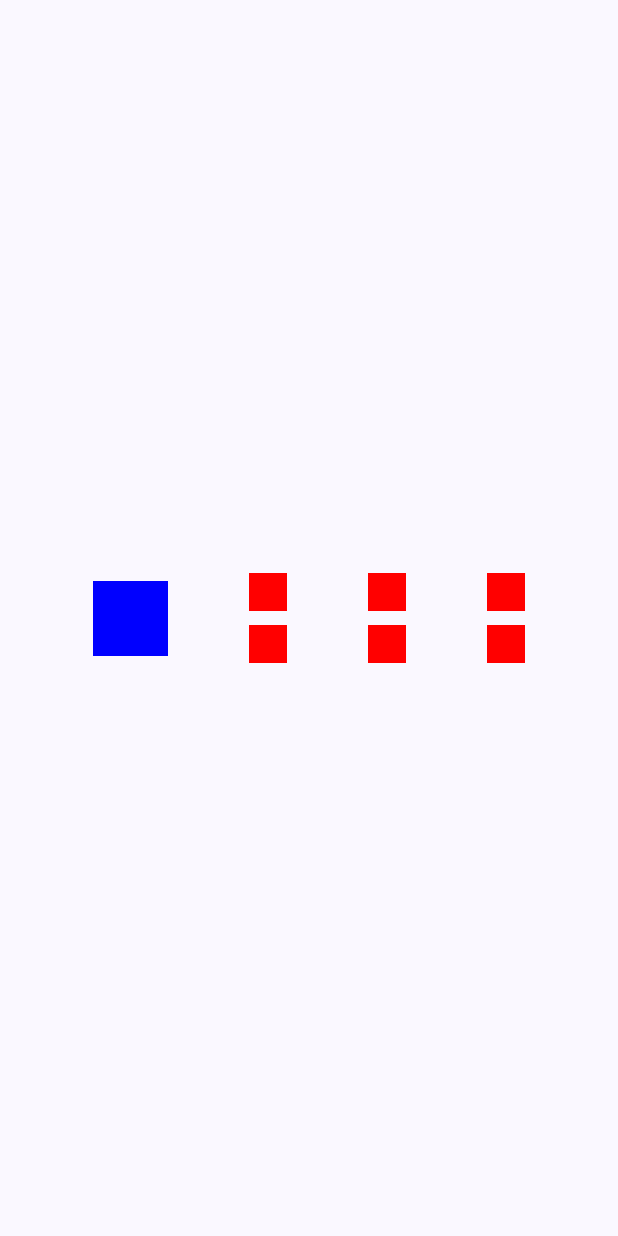
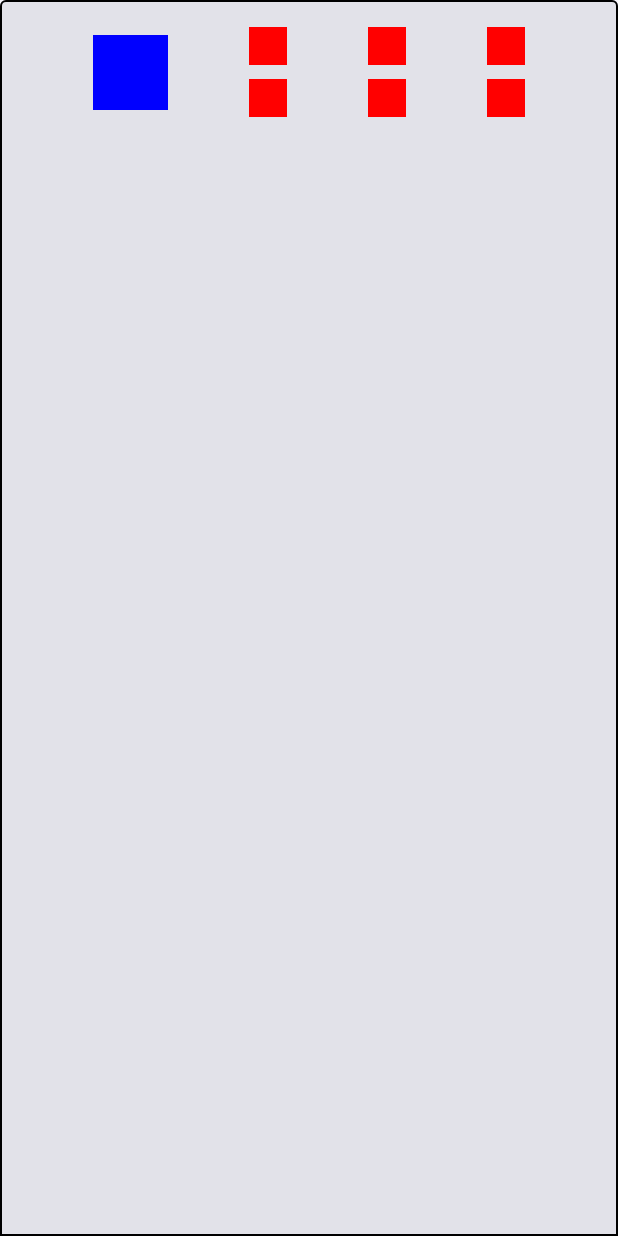
Before and after one commit to 1beattrue/InstagramCardCompose, an Android app built with Jetpack Compose: the screen it shows after launch (MainActivity), on a phone screen of 412 x 824 dp. Run offline under Robolectric (Android 15) with nearby library versions, the phone set to English and light mode, and no system bars.

Commit message:
Card - аналог CardView

```diff
--- a/app/src/main/java/edu/mirea/onebeattrue/instagramcardcompose/ui/theme/InstagramProfileCard.kt
+++ b/app/src/main/java/edu/mirea/onebeattrue/instagramcardcompose/ui/theme/InstagramProfileCard.kt
@@ -1,6 +1,8 @@
 package edu.mirea.onebeattrue.instagramcardcompose.ui.theme
 
+import androidx.compose.foundation.BorderStroke
 import androidx.compose.foundation.background
+import androidx.compose.foundation.border
 import androidx.compose.foundation.layout.Arrangement
 import androidx.compose.foundation.layout.Box
 import androidx.compose.foundation.layout.Column
@@ -9,6 +11,9 @@ import androidx.compose.foundation.layout.fillMaxWidth
 import androidx.compose.foundation.layout.height
 import androidx.compose.foundation.layout.padding
 import androidx.compose.foundation.layout.size
+import androidx.compose.foundation.shape.CornerSize
+import androidx.compose.foundation.shape.RoundedCornerShape
+import androidx.compose.material3.Card
 import androidx.compose.runtime.Composable
 import androidx.compose.ui.Alignment
 import androidx.compose.ui.Modifier
@@ -19,6 +24,13 @@ import androidx.compose.ui.unit.dp
 @Preview
 @Composable
 fun InstagramProfileCard() {
+    Card(
+        shape = RoundedCornerShape(
+            topStart = 4.dp,
+            topEnd = 4.dp,
+        ),
+        border = BorderStroke(1.dp, Color.Black)
+    ) {
         Row(
             modifier = Modifier
                 .fillMaxWidth()
@@ -36,6 +48,7 @@ fun InstagramProfileCard() {
             TwoBoxes()
             TwoBoxes()
             TwoBoxes()
+        }
     }
 }
 
```
Lines whose indentation alone changed are shown as unchanged.
